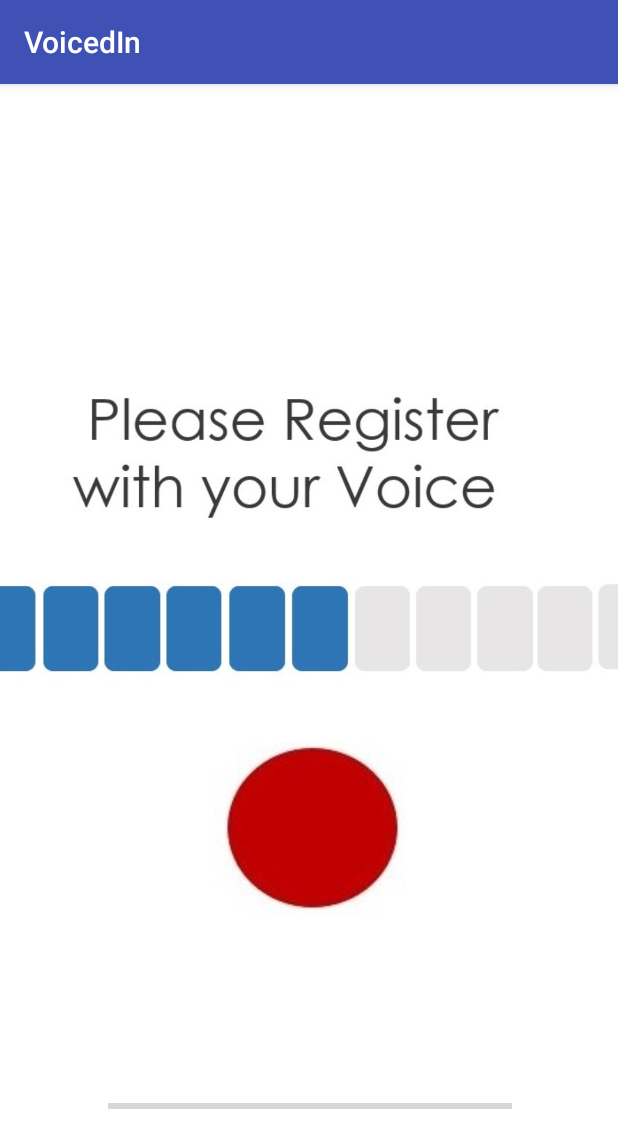
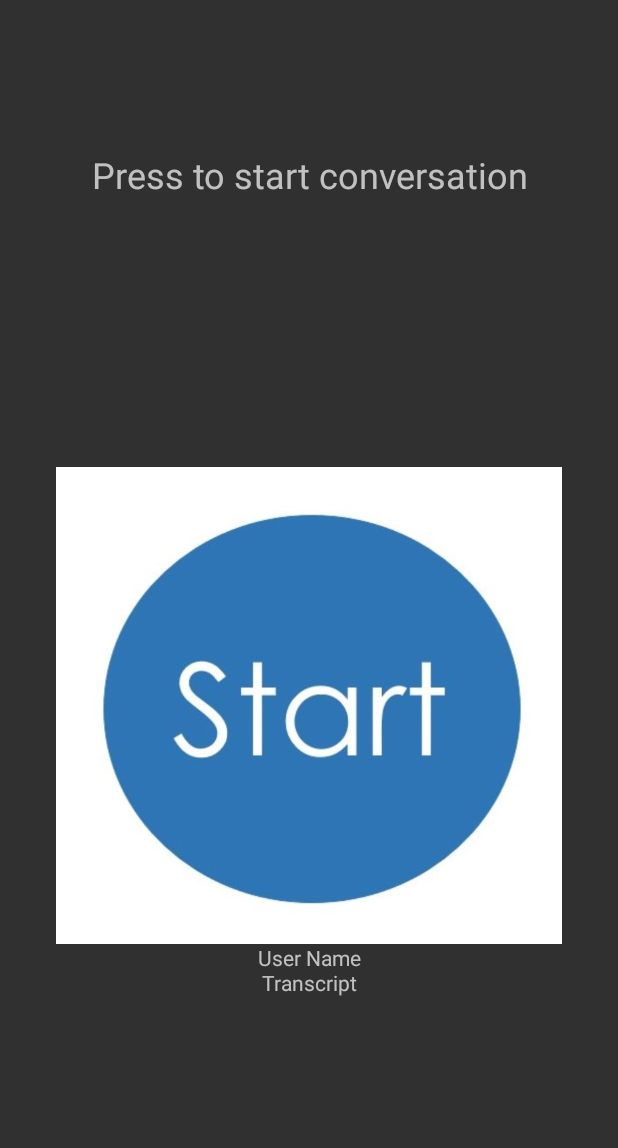
Before and after one commit to gundralaa/VoicedIn, an Android app: the screen it shows after launch (VoiceActivity before the commit, StartRecordActivity after it), on a phone screen of 412 x 824 dp. Shown: the top 1148 px of the screen. Run offline under Robolectric (Android 15) with nearby library versions, the phone set to English and light mode, and no system bars; libraries missing offline, so code that uses them is left out: cafe.adriel.androidaudioconverter, com.microsoft.cognitive, com.microsoft.cognitiveservices; pictures from the network do not load; 2 statements that could not run were skipped.

Commit message:
Link Record with End

```diff
--- a/app/src/main/AndroidManifest.xml
+++ b/app/src/main/AndroidManifest.xml
@@ -17,12 +17,14 @@
         android:theme="@style/AppTheme">
         <activity android:name=".SignInActivity"/>
         <activity android:name=".VoiceActivity" android:screenOrientation="portrait">
+        </activity>
+        <activity android:name=".StartRecordActivity" android:screenOrientation="portrait">
             <intent-filter>
                 <action android:name="android.intent.action.MAIN" />
                 <category android:name="android.intent.category.LAUNCHER" />
             </intent-filter>
         </activity>
-        <activity android:name=".StartRecordActivity" android:screenOrientation="portrait" />
+
         <activity android:name=".EndActivity"></activity>
     </application>
 
--- a/app/src/main/java/com/example/android/voicedin/EndActivity.java
+++ b/app/src/main/java/com/example/android/voicedin/EndActivity.java
@@ -1,5 +1,6 @@
 package com.example.android.voicedin;
 
+import android.content.Intent;
 import android.support.v7.app.AppCompatActivity;
 import android.os.Bundle;
 import android.widget.EditText;
@@ -14,6 +15,10 @@ public class EndActivity extends AppCompatActivity {
     protected void onCreate(Bundle savedInstanceState) {
         super.onCreate(savedInstanceState);
         setContentView(R.layout.activity_end);
+
+        Intent startAct = getIntent();
+
+        transcript = startAct.getStringExtra("Transcript");
 
         ((EditText)findViewById(R.id.transcript)).setText(transcript);
 
--- a/app/src/main/java/com/example/android/voicedin/utils/SpeechToTextUtils.java
+++ b/app/src/main/java/com/example/android/voicedin/utils/SpeechToTextUtils.java
@@ -2,6 +2,7 @@ package com.example.android.voicedin.utils;
 
 import android.app.Activity;
 import android.content.Intent;
+import android.os.Bundle;
 import android.text.TextUtils;
 import android.view.View;
 import android.widget.Button;
@@ -20,6 +21,8 @@ import java.util.ArrayList;
 import java.util.concurrent.ExecutorService;
 import java.util.concurrent.Executors;
 import java.util.concurrent.Future;
+
+import static android.support.v4.content.ContextCompat.startActivity;
 
 /**
  * Created by abhin on 7/23/2018.
@@ -134,7 +137,10 @@ public class SpeechToTextUtils {
                         for(String word : content){
                             transcript += word + " ";
                         }
-                        EndActivity.setTranscript(transcript);
+                        Intent endStart = new Intent(activity, EndActivity.class);
+                        endStart.putExtra("Transcript", transcript);
+                        startActivity(activity,endStart, new Bundle());
+
                         continuousListeningStarted = false;
                     } else {
                         continuousListeningStarted = false;
--- a/app/src/main/res/layout/activity_start_record.xml
+++ b/app/src/main/res/layout/activity_start_record.xml
@@ -31,7 +31,7 @@
         android:text="Transcript"
         app:layout_constraintEnd_toEndOf="parent"
         app:layout_constraintStart_toStartOf="parent"
-        app:layout_constraintTop_toBottomOf="@+id/recordingButton" />
+        app:layout_constraintTop_toBottomOf="@+id/recordButton" />
 
     <TextView
         android:id="@+id/textView2"
@@ -60,7 +60,7 @@
         app:layout_constraintEnd_toEndOf="parent"
         app:layout_constraintStart_toStartOf="parent"
         app:layout_constraintTop_toBottomOf="@+id/recordPrompt"
-        app:srcCompat="@drawable/start_recording_button" />
+        app:srcCompat="@drawable/record_button_start" />
 
     <TextView
         android:id="@+id/recordPrompt"
--- a/app/src/main/res/values/styles.xml
+++ b/app/src/main/res/values/styles.xml
@@ -1,7 +1,7 @@
 <resources>
 
     <!-- Base application theme. -->
-    <style name="AppTheme" parent="Base.Theme.AppCompat.Light.DarkActionBar">
+    <style name="AppTheme" parent="Theme.AppCompat.NoActionBar">
         <!-- Customize your theme here. -->
         <item name="colorPrimary">@color/colorPrimary</item>
         <item name="colorPrimaryDark">@color/colorPrimaryDark</item>
```
Also changed, not shown: app/src/main/res/drawable/record_button_start.jpg (added), app/src/main/res/drawable/record_button_stop.jpg (added).
